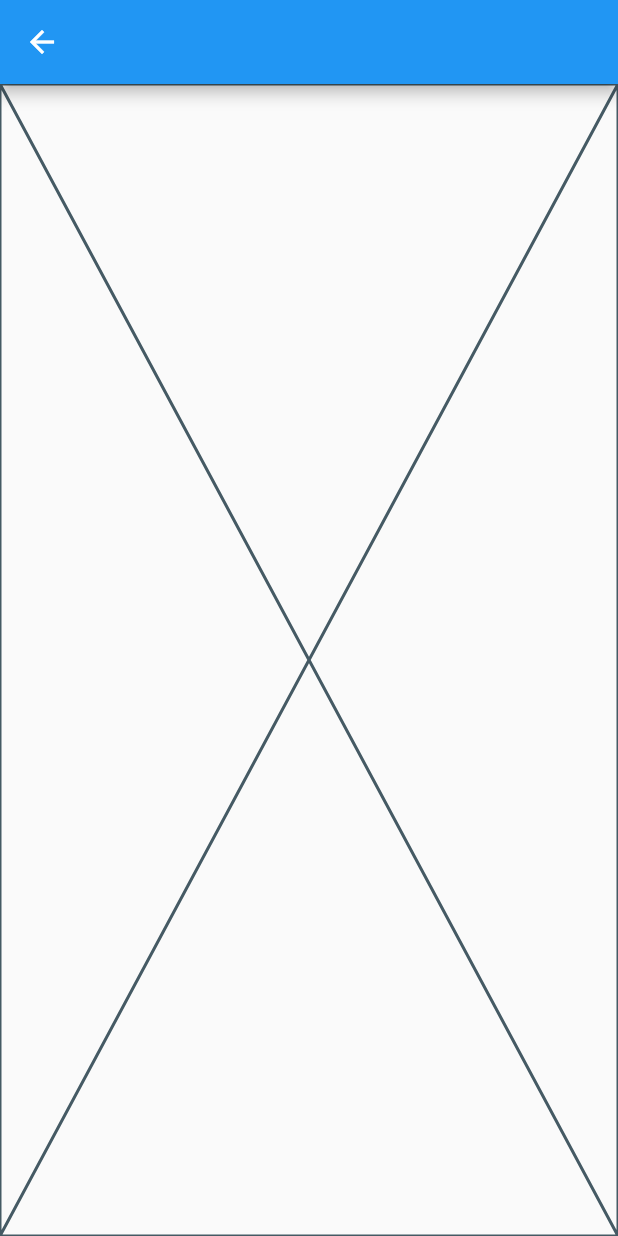
After one commit to MohaamedHamdy/flutter_fashion_app, a Flutter app: the HomeScreen screen opened by its route, on a phone screen of 412 x 824 dp. The commit adds this screen. Run offline on Flutter 3.47's test engine with Material 2 defaults, Android fonts, the phone set to English and light mode, and no system bars; our stand-ins replace flutter_screenutil.

Commit message:
add home screen

```diff
--- a/lib/core/utils/app_router.dart
+++ b/lib/core/utils/app_router.dart
@@ -1,13 +1,20 @@
+import 'package:fashion_app/features/home/presentation/views/home_screen.dart';
 import 'package:fashion_app/features/splash/presentation/views/splash_screen.dart';
 import 'package:flutter/material.dart';
 
 class AppRouter {
+  static const kHomeScreen = '/home';
+
   static Route? generateRoute(RouteSettings settings) {
     switch (settings.name) {
       case '/':
         return MaterialPageRoute(
           builder: (_) => const SplashScreen(),
         );
+      case kHomeScreen:
+        return MaterialPageRoute(
+          builder: (_) => const HomeScreen(),
+        );
     }
     return null;
   }
--- /dev/null
+++ b/lib/features/home/presentation/views/home_screen.dart
@@ -0,0 +1,15 @@
+import 'package:flutter/material.dart';
+
+import 'widgets/home_screen_body.dart';
+
+class HomeScreen extends StatelessWidget {
+  const HomeScreen({super.key});
+
+  @override
+  Widget build(BuildContext context) {
+    return Scaffold(
+      appBar: AppBar(),
+      body: const HomeScreenBody(),
+    );
+  }
+}
--- /dev/null
+++ b/lib/features/home/presentation/views/widgets/home_screen_body.dart
@@ -0,0 +1,10 @@
+import 'package:flutter/material.dart';
+
+class HomeScreenBody extends StatelessWidget {
+  const HomeScreenBody({super.key});
+
+  @override
+  Widget build(BuildContext context) {
+    return const Placeholder();
+  }
+}
--- a/lib/features/splash/presentation/views/splash_screen.dart
+++ b/lib/features/splash/presentation/views/splash_screen.dart
@@ -18,7 +18,7 @@ class SplashScreen extends StatelessWidget {
           ),
         ),
         centerTitle: true,
-        backgroundColor: Color.fromRGBO(175, 144, 122, 1),
+        backgroundColor: const Color.fromRGBO(175, 144, 122, 1),
         elevation: 0.0,
       ),
       body: const SplashScreenBody(),
```
